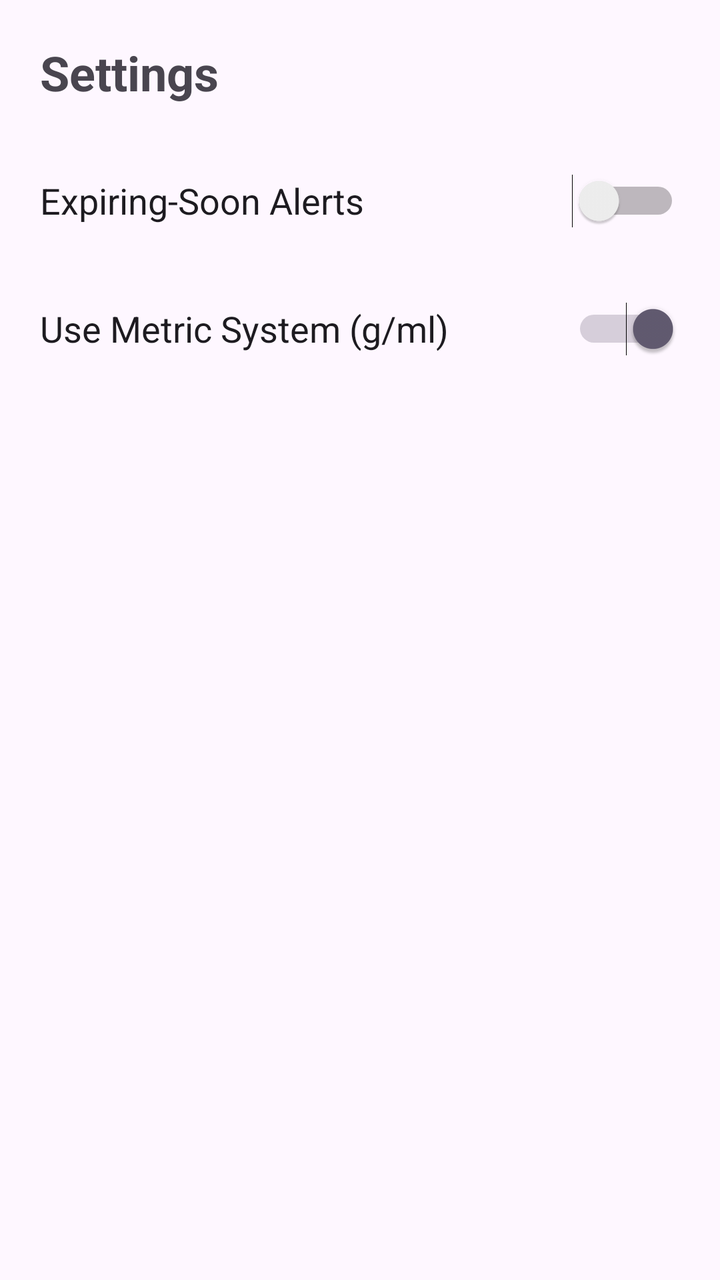
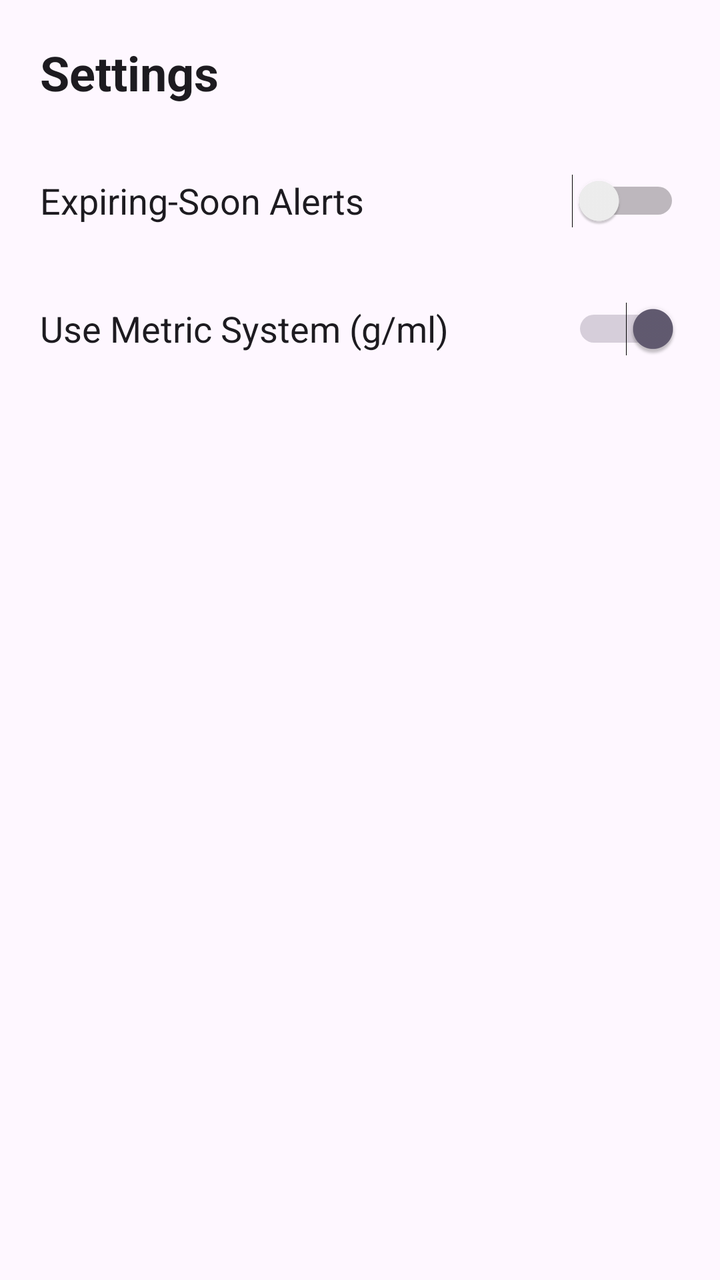

An Android layout rendered at two revisions. The XML below is the earlier revision; the diff shows what the commit changed to produce the second picture.
<!-- AndroidManifest.xml: application theme Theme.SmartPantryManager -->
<!-- res/layout/activity_settings.xml -->
<?xml version="1.0" encoding="utf-8"?>
<LinearLayout xmlns:android="http://schemas.android.com/apk/res/android"
    android:layout_width="match_parent"
    android:layout_height="match_parent"
    android:orientation="vertical"
    android:padding="20dp"
    android:fitsSystemWindows="true">

    <TextView
        android:layout_width="wrap_content"
        android:layout_height="wrap_content"
        android:text="Settings"
        android:textSize="24sp"
        android:textStyle="bold"
        android:layout_marginBottom="24dp" />

    <Switch
        android:id="@+id/switchExpiryAlerts"
        android:layout_width="match_parent"
        android:layout_height="wrap_content"
        android:minHeight="48dp"
        android:text="Expiring-Soon Alerts"
        android:textSize="18sp" />

    <Switch
        android:id="@+id/switchMetricUnits"
        android:layout_width="match_parent"
        android:layout_height="wrap_content"
        android:minHeight="48dp"
        android:text="Use Metric System (g/ml)"
        android:checked="true"
        android:textSize="18sp"
        android:layout_marginTop="16dp" />

</LinearLayout>
<!-- resources referenced by this layout -->
<resources>
  <style name="Theme.SmartPantryManager" parent="Base.Theme.SmartPantryManager" />
  <style name="Base.Theme.SmartPantryManager" parent="Theme.Material3.DayNight.NoActionBar">
          
          
      </style>
</resources>

<!-- the commit's change to res/layout/activity_settings.xml (unified diff, before → after) -->
@@ -2,6 +2,7 @@
 <LinearLayout xmlns:android="http://schemas.android.com/apk/res/android"
     android:layout_width="match_parent"
     android:layout_height="match_parent"
+    android:background="?android:attr/windowBackground"
     android:orientation="vertical"
     android:padding="20dp"
     android:fitsSystemWindows="true">
@@ -10,6 +11,7 @@
         android:layout_width="wrap_content"
         android:layout_height="wrap_content"
         android:text="Settings"
+        android:textColor="?android:attr/textColorPrimary"
         android:textSize="24sp"
         android:textStyle="bold"
         android:layout_marginBottom="24dp" />
@@ -20,7 +22,11 @@
         android:layout_height="wrap_content"
         android:minHeight="48dp"
         android:text="Expiring-Soon Alerts"
-        android:textSize="18sp" />
+        android:textColor="?android:attr/textColorPrimary"
+        android:textSize="18sp"
+        android:enabled="true"
+        android:clickable="true"
+        android:focusable="true" />
 
     <Switch
         android:id="@+id/switchMetricUnits"
@@ -28,8 +34,12 @@
         android:layout_height="wrap_content"
         android:minHeight="48dp"
         android:text="Use Metric System (g/ml)"
+        android:textColor="?android:attr/textColorPrimary"
+        android:textSize="18sp"
         android:checked="true"
-        android:textSize="18sp"
+        android:enabled="true"
+        android:clickable="true"
+        android:focusable="true"
         android:layout_marginTop="16dp" />
 
 </LinearLayout>
